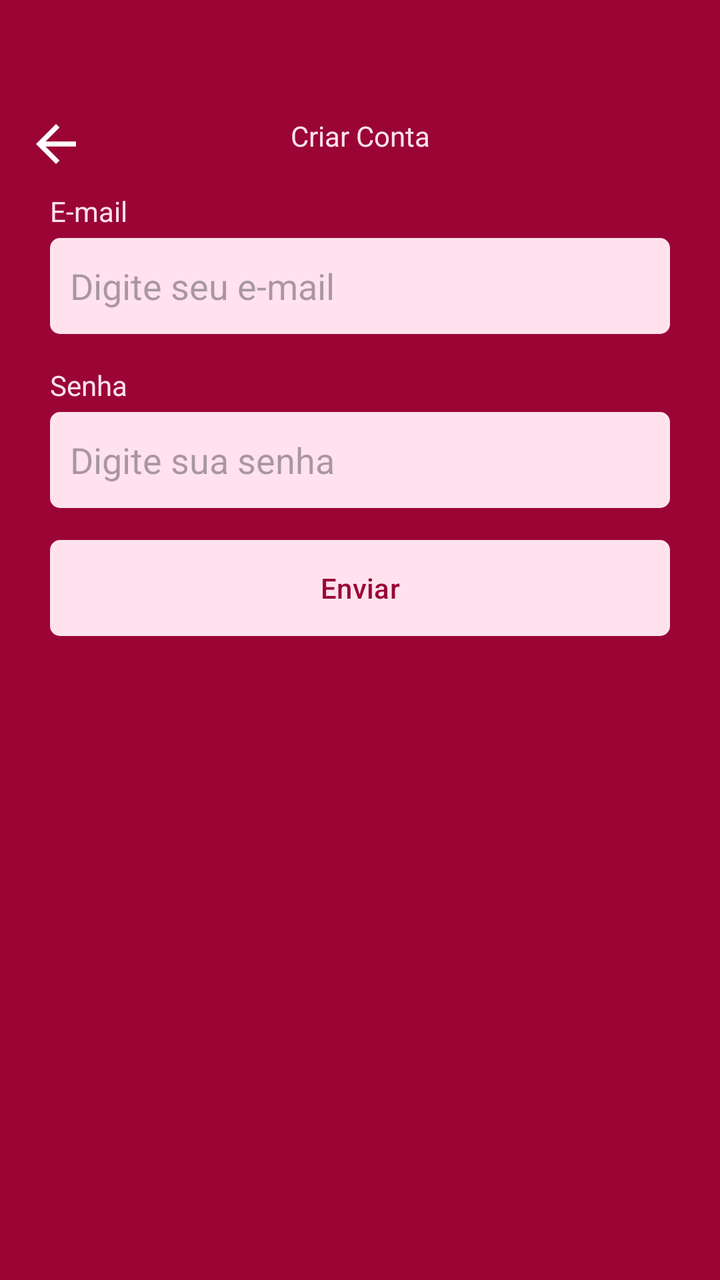
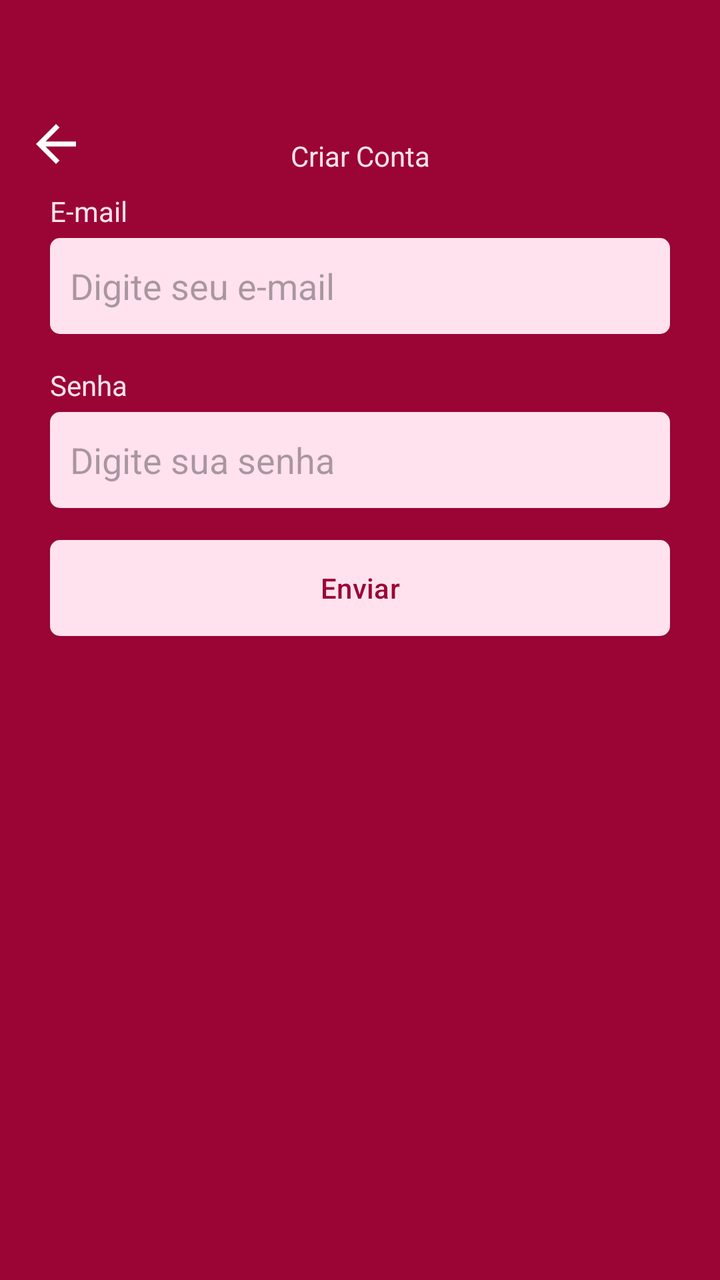

The first picture is an Android layout as it rendered before a commit; the second is the same layout after the commit. The layout source and the unified diff follow.
<!-- AndroidManifest.xml: application theme Base.Theme.Kanban -->
<!-- res/layout/fragment_register.xml -->
<?xml version="1.0" encoding="utf-8"?>
<ScrollView xmlns:android="http://schemas.android.com/apk/res/android"
    xmlns:tools="http://schemas.android.com/tools"
    android:layout_width="match_parent"
    android:layout_height="match_parent"
    xmlns:app="http://schemas.android.com/apk/res-auto"
    tools:context=".ui.auth.RegisterFragment"
    android:background="@color/color_default"
    android:fillViewport="true">

    <LinearLayout
        android:layout_width="match_parent"
        android:layout_height="wrap_content"
        android:orientation="vertical"
        android:layout_gravity="center_horizontal"
        android:id="@id/LinearLayout2">
        
            <com.google.android.material.appbar.MaterialToolbar
                android:layout_width="match_parent"
                android:layout_height="wrap_content"
                app:navigationIcon="@drawable/ic_back"
                android:paddingTop="40dp">
                
                <TextView
                    android:layout_width="wrap_content"
                    android:layout_height="wrap_content"
                    android:text="Criar Conta"
                    android:textColor="@color/white"
                    android:layout_gravity="center_horizontal"/>

            </com.google.android.material.appbar.MaterialToolbar>


        <LinearLayout
            android:id="@+id/LinearLayout2"
            android:layout_width="match_parent"
            android:layout_height="wrap_content"
            app:layout_constraintBottom_toBottomOf="parent"
            app:layout_constraintTop_toTopOf="parent"
            app:layout_constraintStart_toStartOf="parent"
            app:layout_constraintEnd_toEndOf="parent"
            android:orientation="vertical"
            android:layout_marginHorizontal="25dp">
    
            <TextView
                android:layout_width="wrap_content"
                android:layout_height="wrap_content"
                android:text="E-mail"
                android:textColor="@color/white"/>

            <EditText
                android:layout_width="match_parent"
                android:layout_height="48dp"
                android:hint="Digite seu e-mail"
                android:inputType="textEmailAddress"
                android:padding="10dp"
                android:layout_marginTop="4dp"
                android:background="@drawable/bg_edit_text"/>
            <TextView
                android:layout_width="wrap_content"
                android:layout_height="wrap_content"
                android:text="Senha"
                android:textColor="@color/white"
                android:layout_marginTop="16dp"/>

            <EditText
                android:layout_width="match_parent"
                android:layout_height="48dp"
                android:inputType="textPassword"
                android:hint="Digite sua senha"
                android:padding="10dp"
                android:background="@drawable/bg_edit_text"
                android:layout_marginTop="4dp"/>

            <com.google.android.material.button.MaterialButton
                android:layout_width="match_parent"
                android:layout_height="wrap_content"
                android:text="Enviar"
                android:textColor="@color/color_default"
                app:backgroundTint="@null"
                android:layout_marginTop="16dp"
                android:background="@drawable/bg_btn"
                android:backgroundTint="@null"/>

            <LinearLayout
                android:layout_width="match_parent"
                android:layout_height="wrap_content"
                android:orientation="horizontal"
                android:layout_marginTop="4dp">

            </LinearLayout>

            <ProgressBar
                android:layout_marginTop="8dp"
                android:layout_width="wrap_content"
                android:layout_height="wrap_content"
                android:id="@+id/progressbar"
                android:indeterminateTint="@color/white"
                android:layout_gravity="center"
                android:visibility="invisible"
                tools:visibility="visible"/>

        </LinearLayout>
    </LinearLayout>

</ScrollView>
<!-- resources referenced by this layout -->
<resources>
  <color name="color_default">#9A0535</color>
  <color name="white">#FFE2EE</color>
  <!-- drawable bg_btn (drawable) -->
  <?xml version="1.0" encoding="utf-8"?>
  <shape xmlns:android="http://schemas.android.com/apk/res/android"
      android:shape="rectangle">
  
      <solid android:color="@color/white"/>
      <corners android:radius="5dp"/>
  
  </shape>
  <!-- drawable bg_edit_text (drawable) -->
  <?xml version="1.0" encoding="utf-8"?>
  <shape xmlns:android="http://schemas.android.com/apk/res/android"
      android:shape="rectangle">
  
      <solid android:color="@color/white"/>
      <corners android:radius="5dp"/>
  
  </shape>
  <!-- drawable ic_back (drawable) -->
  <vector xmlns:android="http://schemas.android.com/apk/res/android" android:autoMirrored="true" android:height="30dp" android:tint="#FFFFFF" android:viewportHeight="24" android:viewportWidth="24" android:width="30dp">
        
      <path android:fillColor="@android:color/white" android:pathData="M20,11H7.83l5.59,-5.59L12,4l-8,8 8,8 1.41,-1.41L7.83,13H20v-2z"/>
      
  </vector>
  <style name="Base.Theme.Kanban" parent="Theme.Material3.DayNight.NoActionBar">
          <item name="android:windowBackground">@color/color_default</item>
          <item name="colorPrimary">@color/color_default</item>
          <item name="colorPrimaryVariant">@color/color_default</item>
      </style>
</resources>

<!-- the commit's change to res/layout/fragment_register.xml (unified diff, before → after) -->
@@ -19,9 +19,11 @@
                 android:layout_width="match_parent"
                 android:layout_height="wrap_content"
                 app:navigationIcon="@drawable/ic_back"
+                android:id="@+id/toolbar"
                 android:paddingTop="40dp">
                 
                 <TextView
+                    android:paddingTop="20dp"
                     android:layout_width="wrap_content"
                     android:layout_height="wrap_content"
                     android:text="Criar Conta"
